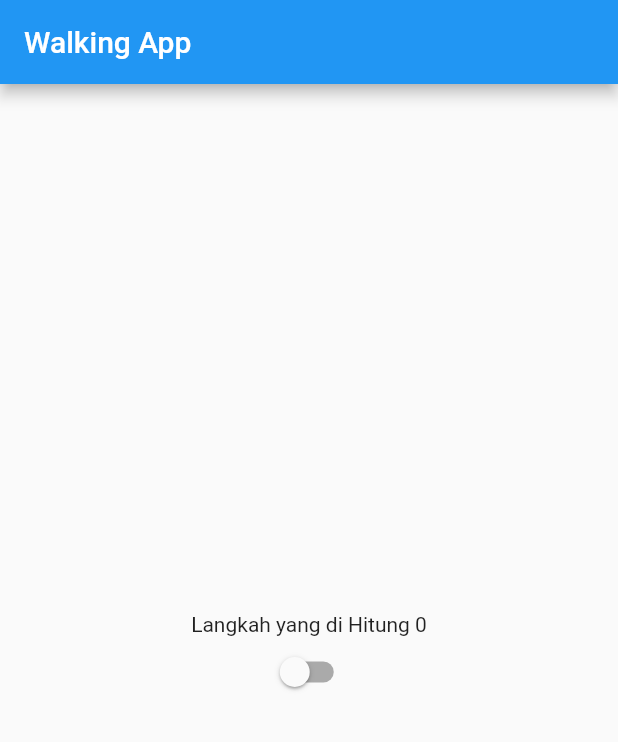
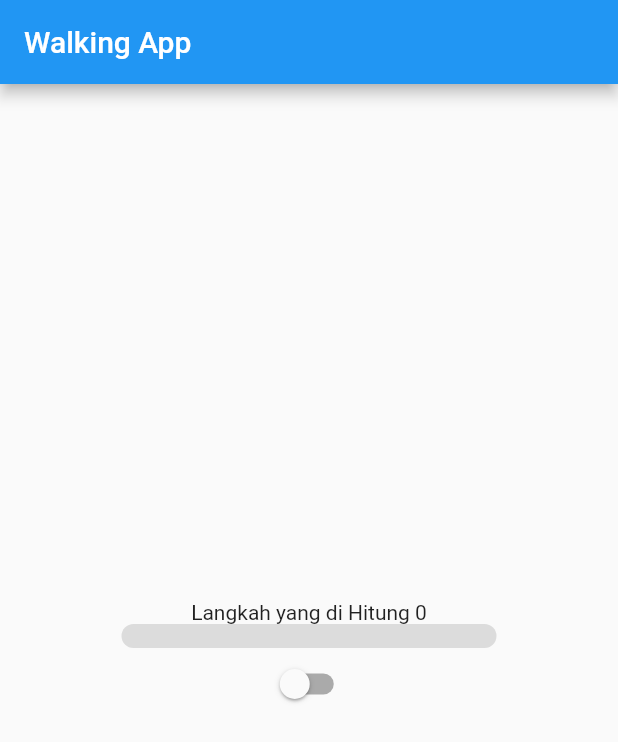
Before and after one commit to roningrum/walking_it, a Flutter app: the screen it shows after launch, on a phone screen of 412 x 824 dp. Shown: the top 742 px of the screen. Run offline on Flutter 3.47's test engine with Material 2 defaults, Android fonts, the phone set to English and light mode, and no system bars; our stand-ins replace flutter_riverpod, pedometer, sensors_plus, sqflite; missing offline and left inert: dart:ffi; accounts and stored records are empty.

Commit message:
add sqlite and progress bar

```diff
--- /dev/null
+++ b/lib/progress_walking_bar.dart
@@ -0,0 +1,37 @@
+import 'package:flutter/material.dart';
+
+class WalkingProgressWidget extends StatelessWidget {
+  final double max;
+  final double current;
+  final Color color;
+
+  const WalkingProgressWidget({Key? key, required this.current, this.color = Colors.amber, required this.max}) : super(key: key);
+
+  @override
+  Widget build(BuildContext context) {
+    return LayoutBuilder(builder: (_, boxConstraints){
+       var x = MediaQuery.of(context).size.width;
+       var percent = (current/max)* x;
+       return Stack(
+         children: [
+           Container(
+             width: x,
+             height: 16,
+             decoration: BoxDecoration(
+               color: Colors.black12,
+               borderRadius: BorderRadius.circular(20)
+             ),
+           ),
+           AnimatedContainer(duration: const Duration(milliseconds: 500),
+           width: percent,
+             height: 16,
+             decoration: BoxDecoration(
+               color: color,
+               borderRadius: BorderRadius.circular(20)
+             ),
+           )
+         ],
+       );
+    });
+  }
+}
--- a/lib/sqflite/walking.dart
+++ b/lib/sqflite/walking.dart
@@ -1,10 +1,10 @@
 class Walking{
-  final int id;
-  final String name;
-  final int langkah;
-  final DateTime tgl;
+  int? id;
+  String? name;
+  int? langkah;
+  String? tgl;
 
-  Walking(this.id, this.name, this.langkah, this.tgl);
+  Walking({this.id, this.name, this.langkah, this.tgl});
 
   Walking.fromMap(Map<String, dynamic> res)
       : id = res["id"],
--- a/lib/walking_app_v1.dart
+++ b/lib/walking_app_v1.dart
@@ -4,6 +4,9 @@ import 'dart:math';
 import 'package:flutter/foundation.dart';
 import 'package:flutter/material.dart';
 import 'package:sensors_plus/sensors_plus.dart';
+import 'package:walking_it/progress_walking_bar.dart';
+import 'package:walking_it/sqflite/database_handler.dart';
+import 'package:walking_it/sqflite/walking.dart';
 
 // class simpan data x,y,z
 
@@ -23,6 +26,7 @@ class _WalkingAppState extends State<WalkingApp> {
   var lastAccel = 0.0;
   var stepCount = 0;
   var x= 0.0, y=0.0, z=0.0;
+  // late Walking walking;
 
   late Timer timer;
   StreamSubscription<AccelerometerEvent> ? eventListener;
@@ -39,7 +43,9 @@ class _WalkingAppState extends State<WalkingApp> {
     super.initState();
     var yesterday = DateTime.now().subtract(const Duration(days: 1));
     var today = DateTime.now();
-    if(yesterday.isBefore(today)){
+    DatabaseHandler.initializeDB();
+
+    if(yesterday.isAfter(today)){
       stepCount = 0;
     }
     else{
@@ -59,17 +65,7 @@ class _WalkingAppState extends State<WalkingApp> {
              });
            })
        );
-
      });
-  }
-
-  void stop(){
-    setState(() {
-      for (StreamSubscription<dynamic> subscription in _streamSubscriptions) {
-        subscription.cancel();
-      }
-    });
-
    }
 
   @override
@@ -81,6 +77,9 @@ class _WalkingAppState extends State<WalkingApp> {
           mainAxisAlignment: MainAxisAlignment.center,
           children: [
             Text('Langkah yang di Hitung $stepCount'),
+            SizedBox(
+                width: 250.0,
+                child: WalkingProgressWidget(current: stepCount.toDouble(), max: 1000)),
             Switch(
              value: isSwitched,
               onChanged: (value){
@@ -122,7 +121,19 @@ class _WalkingAppState extends State<WalkingApp> {
     if(kDebugMode){
       print('nilai x :$x, nilai y: $y, nilai z: $z, step: $stepCount', );
     }
+  }
 
+  void stop(){
+    var walking = Walking();
+    walking.name = "User";
+    walking.langkah = stepCount;
+    walking.tgl = DateTime.now().toString();
+    DatabaseHandler.insertWalkingData(walking);
+    setState(() {
+      for (StreamSubscription<dynamic> subscription in _streamSubscriptions) {
+        subscription.cancel();
+      }
+    });
 
   }
 
```
Also changed, not shown: lib/sqflite/database_handler.dart (+26 -2 lines). Lines whose indentation alone changed are shown as unchanged.
